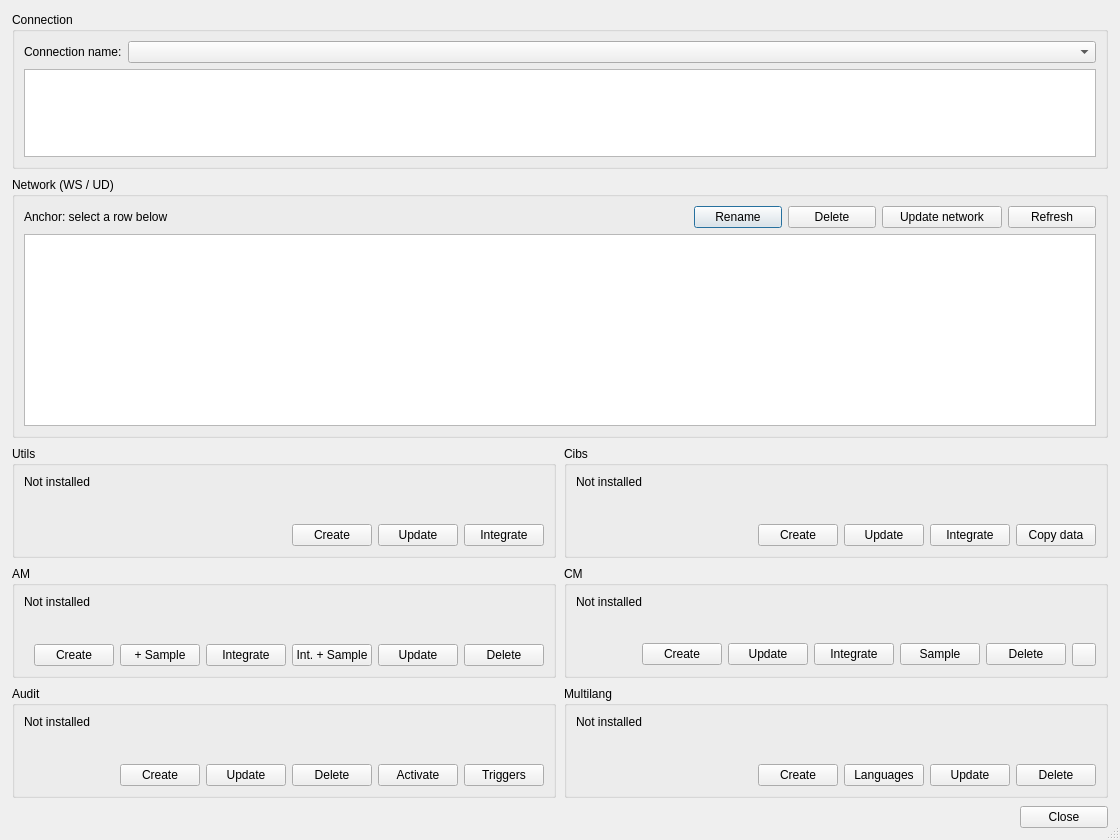
Above: core/ui/admin/admin_manage_schemas.ui from giswater/plugin before the change. Below: the same form after it.
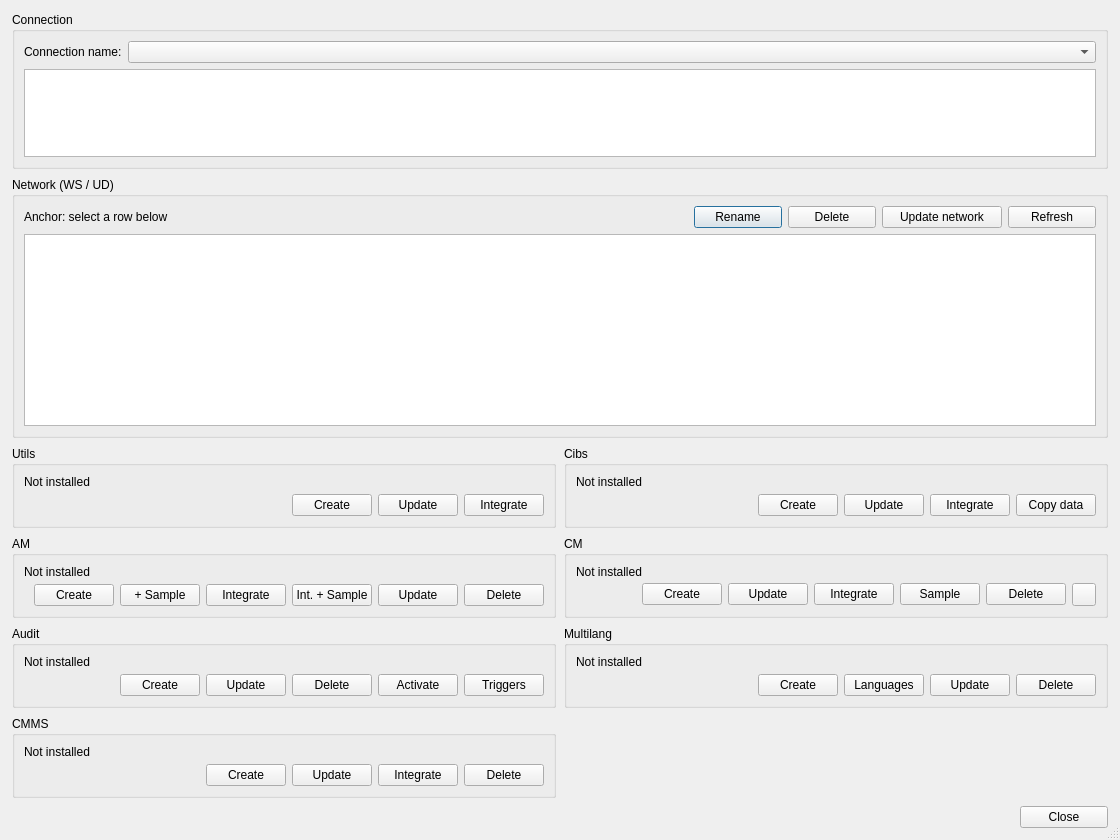
That is the form after the change.

Commit message: feat(admin): add cmms to Manage Schemas

What changed in the file:
```diff
--- a/core/ui/admin/admin_manage_schemas.ui
+++ b/core/ui/admin/admin_manage_schemas.ui
@@ -992,6 +992,122 @@
        </layout>
       </widget>
      </item>
+     <item row="3" column="0">
+      <widget class="QGroupBox" name="grb_cmms">
+       <property name="sizePolicy">
+        <sizepolicy hsizetype="Preferred" vsizetype="Preferred">
+         <horstretch>0</horstretch>
+         <verstretch>1</verstretch>
+        </sizepolicy>
+       </property>
+       <property name="title">
+        <string>CMMS</string>
+       </property>
+       <layout class="QVBoxLayout" name="layout_cmms">
+        <property name="spacing">
+         <number>4</number>
+        </property>
+        <item>
+         <widget class="QLabel" name="lbl_cmms_info">
+          <property name="text">
+           <string>Not installed</string>
+          </property>
+          <property name="wordWrap">
+           <bool>true</bool>
+          </property>
+         </widget>
+        </item>
+        <item>
+         <spacer name="verticalSpacer_cmms">
+          <property name="orientation">
+           <enum>Qt::Vertical</enum>
+          </property>
+          <property name="sizeHint" stdset="0">
+           <size>
+            <width>0</width>
+            <height>0</height>
+           </size>
+          </property>
+         </spacer>
+        </item>
+        <item>
+         <layout class="QHBoxLayout" name="layout_cmms_actions">
+          <property name="spacing">
+           <number>6</number>
+          </property>
+          <item>
+           <spacer name="horizontalSpacer_cmms">
+            <property name="orientation">
+             <enum>Qt::Horizontal</enum>
+            </property>
+            <property name="sizeHint" stdset="0">
+             <size>
+              <width>0</width>
+              <height>0</height>
+             </size>
+            </property>
+           </spacer>
+          </item>
+          <item>
+           <widget class="QPushButton" name="btn_cmms_create">
+            <property name="minimumSize">
+             <size>
+              <width>80</width>
+              <height>0</height>
+             </size>
+            </property>
+            <property name="text">
+             <string>Create</string>
+            </property>
+           </widget>
+          </item>
+          <item>
+           <widget class="QPushButton" name="btn_cmms_update">
+            <property name="minimumSize">
+             <size>
+              <width>80</width>
+              <height>0</height>
+             </size>
+            </property>
+            <property name="text">
+             <string>Update</string>
+            </property>
+           </widget>
+          </item>
+          <item>
+           <widget class="QPushButton" name="btn_cmms_integrate">
+            <property name="minimumSize">
+             <size>
+              <width>80</width>
+              <height>0</height>
+             </size>
+            </property>
+            <property name="toolTip">
+             <string>Link CMMS to the selected network schema</string>
+            </property>
+            <property name="text">
+             <string>Integrate</string>
+            </property>
+           </widget>
+          </item>
+          <item>
+           <widget class="QPushButton" name="btn_cmms_delete">
+            <property name="minimumSize">
+             <size>
+              <width>80</width>
+              <height>0</height>
+             </size>
+            </property>
+            <property name="text">
+             <string>Delete</string>
+            </property>
+           </widget>
+          </item>
+         </layout>
+        </item>
+       </layout>
+      </widget>
+     </item>
     </layout>
    </item>
    <item>
```
The commit also changes 3 other files.
